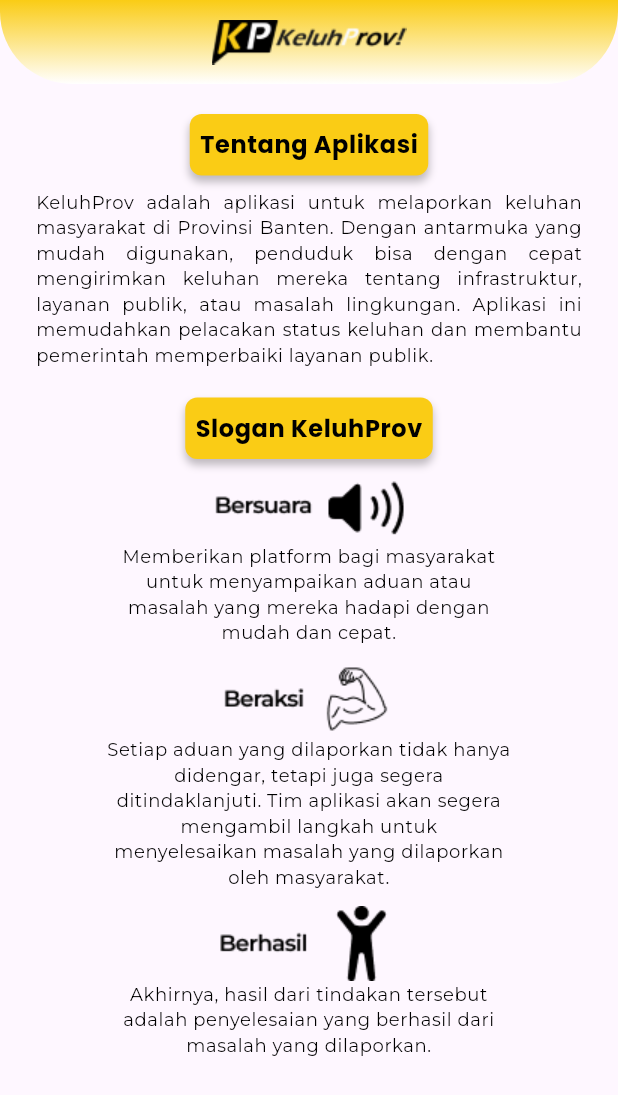
After one commit to Capstone-Project-Alterra-Kelompok-8/e-complaint-mobile, a Flutter app: the screen it shows after launch, after a tap on "Tentang Kami", on a phone screen of 412 x 824 dp. The commit adds this screen. Shown: the top 1095 px of the screen. Run offline on Flutter 3.47's test engine with Material 3 defaults, Android fonts, the phone set to English and light mode, and no system bars; our stand-ins replace google_fonts.

Commit message:
✨ feat: Implementation of about app page

```diff
--- a/e_complaint_app/lib/constants/text_collections.dart
+++ b/e_complaint_app/lib/constants/text_collections.dart
@@ -54,7 +54,7 @@ class HomeTextCollections {
   );
 
   static TextStyle beritaHeader = GoogleFonts.poppins(
-        fontSize: 16.0,
+    fontSize: 16.0,
     fontWeight: FontWeight.w700,
     color: ColorCollections.textPrimaryColor,
     letterSpacing: 0.4,
@@ -67,7 +67,21 @@ class HomeTextCollections {
     letterSpacing: 0.4,
   );
 
-    static TextStyle footerBerita = GoogleFonts.montserrat(
+  static TextStyle footerBerita = GoogleFonts.montserrat(
+    fontSize: 12.0,
+    fontWeight: FontWeight.w400,
+    color: ColorCollections.textPrimaryColor,
+    letterSpacing: 0.4,
+  );
+
+  static TextStyle textButtonAboutApp = GoogleFonts.poppins(
+    fontSize: 16.0,
+    fontWeight: FontWeight.w700,
+    color: ColorCollections.textPrimaryColor,
+    letterSpacing: 0.4,
+  );
+
+  static TextStyle description = GoogleFonts.montserrat(
     fontSize: 12.0,
     fontWeight: FontWeight.w400,
     color: ColorCollections.textPrimaryColor,
--- /dev/null
+++ b/e_complaint_app/lib/views/screens/home/aboutapp_screen.dart
@@ -0,0 +1,110 @@
+import 'package:e_complaint_app/constants/constants.dart';
+import 'package:e_complaint_app/views/screens/components/app_bar.dart';
+import 'package:flutter/material.dart';
+import 'package:flutter/widgets.dart';
+
+class AboutAppScreen extends StatelessWidget {
+  const AboutAppScreen({super.key});
+
+  @override
+  Widget build(BuildContext context) {
+    return Scaffold(
+      appBar: const CurvedAppBar(),
+      body: ListView(
+        children: [
+          Center(
+            child: Column(
+              crossAxisAlignment: CrossAxisAlignment.center,
+              children: [
+                const SizedBox(
+                  height: 20,
+                ),
+                Container(
+                  width: 159,
+                  height: 41,
+                  decoration: BoxDecoration(
+                    borderRadius: BorderRadius.circular(8.0),
+                    color: ColorCollections.primaryColor,
+                    boxShadow: [
+                      BoxShadow(
+                        color: Colors.black.withOpacity(0.25),
+                        blurRadius: 4,
+                        offset: Offset(0, 4),
+                      ),
+                    ],
+                  ),
+                  child: Center(
+                      child: Text(
+                    'Tentang Aplikasi',
+                    style: HomeTextCollections.textButtonAboutApp,
+                  )),
+                ),
+                const SizedBox(
+                  height: 9,
+                ),
+                Padding(
+                  padding: EdgeInsets.symmetric(horizontal: 24),
+                  child: Text(
+                    'KeluhProv adalah aplikasi untuk melaporkan keluhan masyarakat di Provinsi Banten. Dengan antarmuka yang mudah digunakan, penduduk bisa dengan cepat mengirimkan keluhan mereka tentang infrastruktur, layanan publik, atau masalah lingkungan. Aplikasi ini memudahkan pelacakan status keluhan dan membantu pemerintah memperbaiki layanan publik.',
+                    textAlign: TextAlign.justify,
+                    style: HomeTextCollections.description,
+                  ),
+                ),
+                const SizedBox(
+                  height: 20,
+                ),
+                Container(
+                  width: 165,
+                  height: 41,
+                  decoration: BoxDecoration(
+                    borderRadius: BorderRadius.circular(8.0),
+                    color: ColorCollections.primaryColor,
+                    boxShadow: [
+                      BoxShadow(
+                        color: Colors.black.withOpacity(0.25),
+                        blurRadius: 4,
+                        offset: Offset(0, 4),
+                      ),
+                    ],
+                  ),
+                  child: Center(
+                      child: Text(
+                    'Slogan KeluhProv',
+                    style: HomeTextCollections.textButtonAboutApp,
+                  )),
+                ),
+                SizedBox(
+                  height: 6,
+                ),
+                Image(image: AssetImage('assets/images/slogan_bersuara.png')),
+                Text(
+                  'Memberikan platform bagi masyarakat\nuntuk menyampaikan aduan atau\nmasalah yang mereka hadapi dengan\nmudah dan cepat.',
+                  textAlign: TextAlign.center,
+                  style: HomeTextCollections.description,
+                ),
+                SizedBox(
+                  height: 11,
+                ),
+                Image(image: AssetImage('assets/images/slogan_beraksi.png')),
+                Text(
+                  'Setiap aduan yang dilaporkan tidak hanya\ndidengar, tetapi juga segera\nditindaklanjuti. Tim aplikasi akan segera\nmengambil langkah untuk\nmenyelesaikan masalah yang dilaporkan\noleh masyarakat.',
+                  textAlign: TextAlign.center,
+                  style: HomeTextCollections.description,
+                ),
+                SizedBox(
+                  height: 11,
+                ),
+                Image(image: AssetImage('assets/images/slogan_berhasil.png')),
+                Text(
+                  'Akhirnya, hasil dari tindakan tersebut\nadalah penyelesaian yang berhasil dari\nmasalah yang dilaporkan.',
+                  textAlign: TextAlign.center,
+                  style: HomeTextCollections.description,
+                ),
+              ],
+            ),
+          ),
+        ],
+      ),
+    );
+  }
+}
--- a/e_complaint_app/lib/views/screens/home/profile_screen.dart
+++ b/e_complaint_app/lib/views/screens/home/profile_screen.dart
@@ -1,7 +1,9 @@
 import 'package:e_complaint_app/constants/constants.dart';
 import 'package:e_complaint_app/views/screens/components/app_bar.dart';
 import 'package:e_complaint_app/views/screens/components/bottom_navbar.dart';
+import 'package:e_complaint_app/views/screens/home/aboutapp_screen.dart';
 import 'package:flutter/material.dart';
+import 'package:flutter/widgets.dart';
 
 class ProfileScreen extends StatefulWidget {
   const ProfileScreen({super.key});
@@ -140,7 +142,11 @@ class _ProfileScreenState extends State<ProfileScreen> {
               ],
             ),
           ),
-          Container(
+          GestureDetector(
+            onTap: (){
+              Navigator.of(context).push(MaterialPageRoute(builder: (_) => AboutAppScreen()));
+            },
+            child: Container(
               width: double.infinity,
               height: 70,
               color: ColorCollections.profileColor,
@@ -158,6 +164,7 @@ class _ProfileScreenState extends State<ProfileScreen> {
                     ),
                   )
                 ],
+              ),
             ),
           ),
           GestureDetector(
```
Also changed, not shown: e_complaint_app/assets/images/slogan_beraksi.png (added), e_complaint_app/assets/images/slogan_berhasil.png (added), e_complaint_app/assets/images/slogan_bersuara.png (added). Lines whose indentation alone changed are shown as unchanged.
